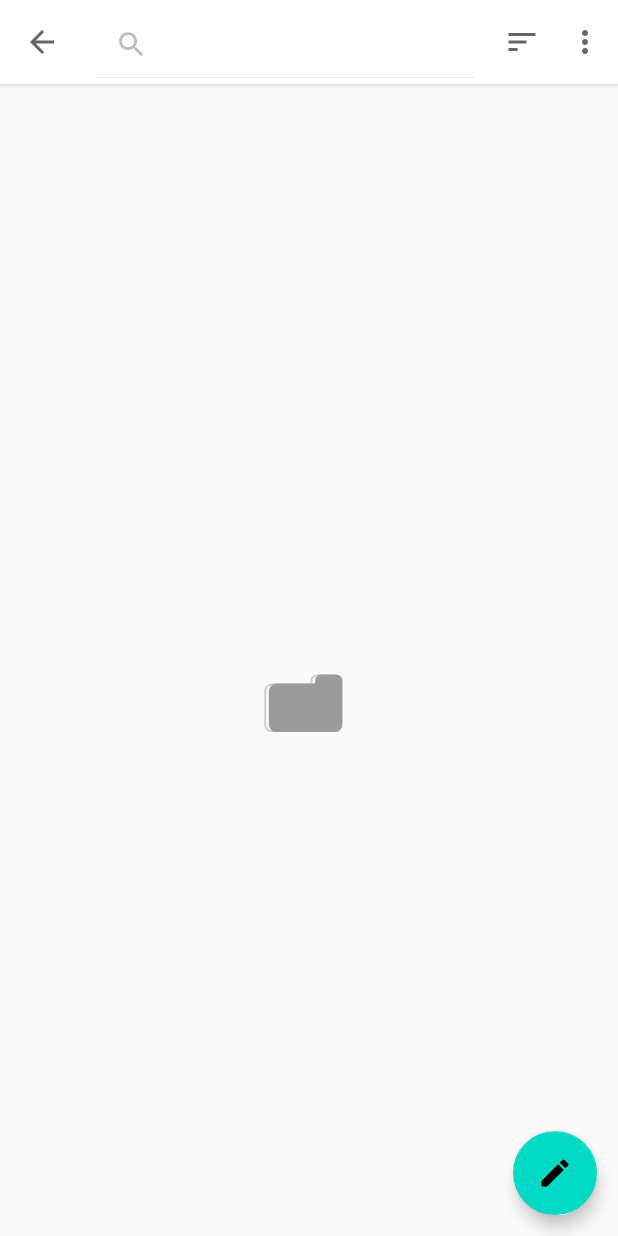
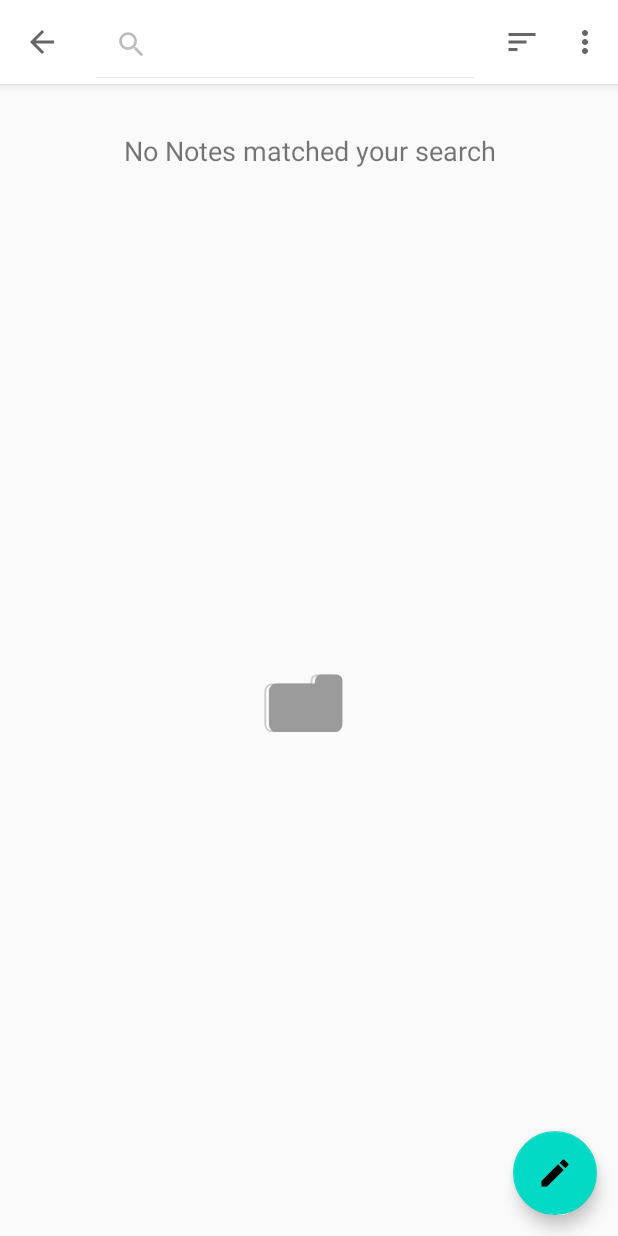
Before and after one commit to EyuCoder/MVVM_Notes, an Android app: the screen it shows after launch (MainActivity), after a tap on "Search", on a phone screen of 412 x 824 dp. Run offline under Robolectric (Android 15) with nearby library versions, the phone set to English and light mode, and no system bars; our stand-ins replace Room's generated code, data binding, navigation-ui; 1 statement that could not run was skipped.

Commit message:
:fire: #11 done

```diff
--- a/app/src/main/java/com/codexo/notes/data/NoteDao.kt
+++ b/app/src/main/java/com/codexo/notes/data/NoteDao.kt
@@ -60,7 +60,7 @@ interface NoteDao {
     @Query("DELETE FROM note_table")
     suspend fun clearNotes()
 
-    @Query("UPDATE note_table SET favorite = :fave WHERE id = :id")
-    suspend fun markAsFavorite(fave: Boolean, id: Long)
+    @Query("UPDATE note_table SET favorite = :fave, last_updated_at = :time WHERE id = :id")
+    suspend fun markAsFavorite(fave: Boolean, time: Long, id: Long)
 
 }
--- a/app/src/main/java/com/codexo/notes/ui/notes/NotesFragment.kt
+++ b/app/src/main/java/com/codexo/notes/ui/notes/NotesFragment.kt
@@ -158,14 +158,16 @@ class NotesFragment : Fragment(R.layout.fragment_notes), NotesAdapter.OnItemClic
         val searchQuery = "%${query}%"
         viewModel.searchNote(searchQuery).observe(this, { list ->
             list?.let {
-                notesAdapter.setData(it)
+                if (it.isNullOrEmpty()) {
+                    binding!!.rvNotes.visibility = View.GONE
+                    binding!!.tvNoNote.visibility = View.VISIBLE
+                } else {
+                    binding!!.tvNoNote.visibility = View.GONE
+                    binding!!.rvNotes.visibility = View.VISIBLE
+                    notesAdapter.setData(it)
+                }
             }
         })
-    }
-
-    private fun markAsFavorite(markedFavorite: Boolean, id: Long) {
-        viewModel.markAsFavorite(markedFavorite, id)
-
     }
 
     override fun onDestroyView() {
@@ -183,6 +185,6 @@ class NotesFragment : Fragment(R.layout.fragment_notes), NotesAdapter.OnItemClic
     }
 
     override fun onFavoriteClicked(markedFavorite: Boolean, id: Long) {
-        markAsFavorite(markedFavorite, id)
+        sharedViewModel.markAsFavorite(markedFavorite, id)
     }
 }
--- a/app/src/main/java/com/codexo/notes/ui/notes/NotesViewModel.kt
+++ b/app/src/main/java/com/codexo/notes/ui/notes/NotesViewModel.kt
@@ -22,7 +22,7 @@ class NotesViewModel constructor(application: Application) : AndroidViewModel(ap
     val allNotes: LiveData<List<Note>>
         get() = getNotes()
 
-    fun getNotes(): LiveData<List<Note>> {
+    private fun getNotes(): LiveData<List<Note>> {
         Log.d(TAG, "getNotes: ${prefs.sortBy()}")
         return if (prefs.favoritePinnedStatus()) {
             noteDao.getNotesFavePinned(prefs.sortBy().toString())
@@ -34,9 +34,6 @@ class NotesViewModel constructor(application: Application) : AndroidViewModel(ap
     fun searchNote(searchQuery: String): LiveData<List<Note>> = noteDao.searchNote(searchQuery)
 
     fun deleteAllNotes() = viewModelScope.launch { noteDao.clearNotes() }
-
-    fun markAsFavorite(fave: Boolean, id: Long) =
-        viewModelScope.launch(Dispatchers.IO) { noteDao.markAsFavorite(fave, id) }
 
     fun initDummyNote() = viewModelScope.launch {
         noteDao.insert(
--- a/app/src/main/java/com/codexo/notes/utils/Const.kt
+++ b/app/src/main/java/com/codexo/notes/utils/Const.kt
@@ -1,7 +1,7 @@
 package com.codexo.notes.utils
 
-const val REQUEST_CODE_STT = 1
 const val THEME_PREF_KEY = "themePref"
+const val VIEW_PREF_KEY = "viewPref"
 
 enum class SortBy(val colName: String) {
     ID("id"),
--- a/app/src/main/res/layout/fragment_notes.xml
+++ b/app/src/main/res/layout/fragment_notes.xml
@@ -9,11 +9,11 @@
         tools:context=".ui.notes.NotesFragment">
 
         <com.airbnb.lottie.LottieAnimationView
-            android:visibility="gone"
-            android:layout_gravity="center"
             android:id="@+id/animation_view"
             android:layout_width="wrap_content"
             android:layout_height="wrap_content"
+            android:layout_gravity="center"
+            android:visibility="gone"
             app:lottie_autoPlay="false"
             app:lottie_loop="false"
             app:lottie_rawRes="@raw/ic_no_data" />
@@ -24,6 +24,17 @@
             android:layout_height="match_parent"
             android:layout_marginTop="@dimen/margin_4"
             tools:listitem="@layout/item_notes" />
+
+        <TextView
+            android:id="@+id/tv_no_note"
+            android:layout_marginTop="@dimen/margin_32"
+            android:layout_width="match_parent"
+            android:layout_height="wrap_content"
+            android:gravity="center"
+            android:text="@string/no_notes"
+            android:textSize="18sp"
+            android:visibility="gone"
+            tools:visibility="visible" />
 
         <com.google.android.material.floatingactionbutton.FloatingActionButton
             android:id="@+id/fab_add"
@@ -37,5 +48,6 @@
             android:focusable="true"
             android:nav_to_add="@{true}"
             app:srcCompat="@drawable/ic_add" />
+
     </androidx.coordinatorlayout.widget.CoordinatorLayout>
 </layout>
--- a/app/src/main/res/values/strings.xml
+++ b/app/src/main/res/values/strings.xml
@@ -56,4 +56,5 @@
     </string>
     <string name="attachment_summary_off">Only download attachments when manually requested</string>
     <string name="settings">Settings</string>
+    <string name="no_notes">No Notes matched your search</string>
 </resources>
```
Also changed, not shown: app/src/main/java/com/codexo/notes/ui/SharedViewModel.kt (+7 -1 lines).
